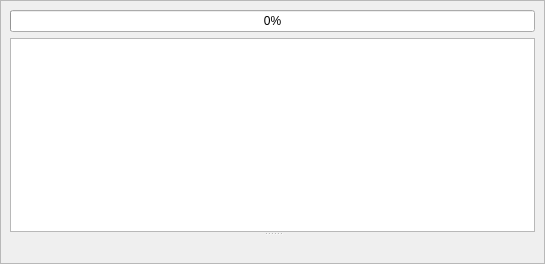
Before: the Qt Designer form apps/ide/nes/designers/graphicsbankeditorform.ui in christopherpow/nesicide, drawn with Qt 5.
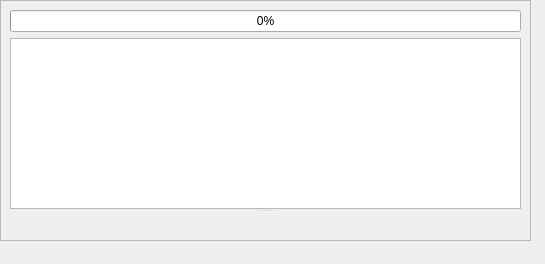
After: the same form once the commit is applied.

Commit message: Fixing overlapping layout warning from switch to QMainWindow instead of QWidget to support fully-integrated FamiTracker.

Patch:
```diff
--- a/apps/ide/nes/designers/graphicsbankeditorform.ui
+++ b/apps/ide/nes/designers/graphicsbankeditorform.ui
@@ -16,15 +16,15 @@
   <property name="windowTitle">
    <string>Form</string>
   </property>
-  <layout class="QGridLayout" name="gridLayout">
-   <property name="margin">
-    <number>0</number>
-   </property>
-   <property name="spacing">
-    <number>0</number>
-   </property>
-   <item row="0" column="0">
     <widget class="QFrame" name="window">
+   <property name="geometry">
+    <rect>
+     <x>0</x>
+     <y>0</y>
+     <width>531</width>
+     <height>241</height>
+    </rect>
+   </property>
      <property name="frameShape">
       <enum>QFrame::StyledPanel</enum>
      </property>
@@ -119,8 +119,6 @@
       </item>
      </layout>
     </widget>
-   </item>
-  </layout>
  </widget>
  <resources/>
  <connections/>
```
Lines whose indentation alone changed are shown as unchanged. The commit also changes 5 other files.
